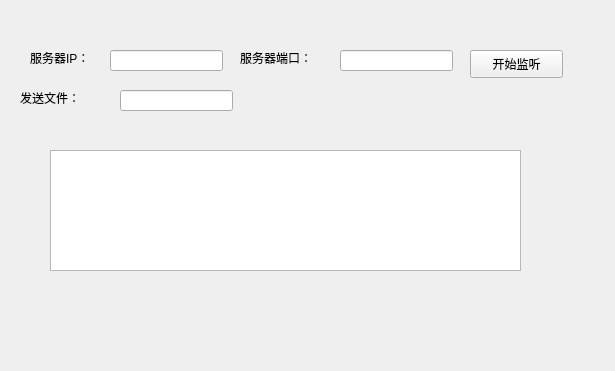
Before: the Qt Designer form Updater_incomingConnection/UpdtServer/Widget.ui in judgetime/module, drawn with Qt 5.
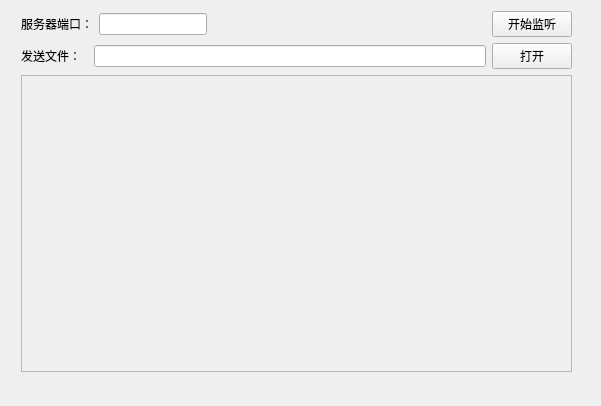
After: the same form once the commit is applied.

Commit message: 2018-09-03更新，修正了客户端异常退出，但仍然无法传输2G的电影，问题出来服务器读不了。

Patch:
```diff
--- a/Updater_incomingConnection/UpdtServer/Widget.ui
+++ b/Updater_incomingConnection/UpdtServer/Widget.ui
@@ -6,104 +6,93 @@
    <rect>
     <x>0</x>
     <y>0</y>
-    <width>615</width>
-    <height>371</height>
+    <width>601</width>
+    <height>406</height>
    </rect>
   </property>
   <property name="windowTitle">
    <string>Form</string>
   </property>
-  <widget class="QLabel" name="label_IP">
+  <widget class="QWidget" name="">
    <property name="geometry">
     <rect>
-     <x>30</x>
-     <y>50</y>
-     <width>72</width>
-     <height>15</height>
+     <x>21</x>
+     <y>11</y>
+     <width>551</width>
+     <height>361</height>
     </rect>
    </property>
-   <property name="text">
-    <string>服务器IP：</string>
-   </property>
-  </widget>
-  <widget class="QLineEdit" name="lineEdit_IP">
-   <property name="geometry">
-    <rect>
-     <x>110</x>
-     <y>50</y>
-     <width>113</width>
-     <height>21</height>
-    </rect>
-   </property>
-  </widget>
-  <widget class="QTextEdit" name="textEdit">
-   <property name="geometry">
-    <rect>
-     <x>50</x>
-     <y>150</y>
-     <width>471</width>
-     <height>121</height>
-    </rect>
-   </property>
-  </widget>
-  <widget class="QPushButton" name="pbtn">
-   <property name="geometry">
-    <rect>
-     <x>470</x>
-     <y>50</y>
-     <width>93</width>
-     <height>28</height>
-    </rect>
-   </property>
-   <property name="text">
-    <string>开始监听</string>
-   </property>
-  </widget>
-  <widget class="QLabel" name="label_Port">
-   <property name="geometry">
-    <rect>
-     <x>240</x>
-     <y>50</y>
-     <width>91</width>
-     <height>16</height>
-    </rect>
-   </property>
-   <property name="text">
-    <string>服务器端口：</string>
-   </property>
-  </widget>
-  <widget class="QLineEdit" name="lineEdit_Port">
-   <property name="geometry">
-    <rect>
-     <x>340</x>
-     <y>50</y>
-     <width>113</width>
-     <height>21</height>
-    </rect>
-   </property>
-  </widget>
-  <widget class="QLabel" name="label_File">
-   <property name="geometry">
-    <rect>
-     <x>20</x>
-     <y>90</y>
-     <width>72</width>
-     <height>15</height>
-    </rect>
-   </property>
-   <property name="text">
-    <string>发送文件：</string>
-   </property>
-  </widget>
-  <widget class="QLineEdit" name="lineEdit_File">
-   <property name="geometry">
-    <rect>
-     <x>120</x>
-     <y>90</y>
-     <width>113</width>
-     <height>21</height>
-    </rect>
-   </property>
+   <layout class="QVBoxLayout" name="verticalLayout">
+    <item>
+     <layout class="QHBoxLayout" name="horizontalLayout">
+      <item>
+       <widget class="QLabel" name="label_Port">
+        <property name="text">
+         <string>服务器端口：</string>
+        </property>
+       </widget>
+      </item>
+      <item>
+       <widget class="QLineEdit" name="lineEdit_Port">
+        <property name="sizePolicy">
+         <sizepolicy hsizetype="Fixed" vsizetype="Fixed">
+          <horstretch>0</horstretch>
+          <verstretch>0</verstretch>
+         </sizepolicy>
+        </property>
+       </widget>
+      </item>
+      <item>
+       <spacer name="horizontalSpacer">
+        <property name="orientation">
+         <enum>Qt::Horizontal</enum>
+        </property>
+        <property name="sizeHint" stdset="0">
+         <size>
+          <width>40</width>
+          <height>20</height>
+         </size>
+        </property>
+       </spacer>
+      </item>
+      <item>
+       <widget class="QPushButton" name="pbn_Listen">
+        <property name="text">
+         <string>开始监听</string>
+        </property>
+       </widget>
+      </item>
+     </layout>
+    </item>
+    <item>
+     <layout class="QHBoxLayout" name="horizontalLayout_2">
+      <item>
+       <widget class="QLabel" name="label_File">
+        <property name="text">
+         <string>发送文件：  </string>
+        </property>
+       </widget>
+      </item>
+      <item>
+       <widget class="QLineEdit" name="lineEdit_File"/>
+      </item>
+      <item>
+       <widget class="QPushButton" name="pbn_OpenFile">
+        <property name="text">
+         <string>打开</string>
+        </property>
+       </widget>
+      </item>
+     </layout>
+    </item>
+    <item>
+     <widget class="QTextEdit" name="textEdit">
+      <property name="enabled">
+       <bool>false</bool>
+      </property>
+     </widget>
+    </item>
+   </layout>
   </widget>
  </widget>
  <resources/>
```
The commit also changes 16 other files.
